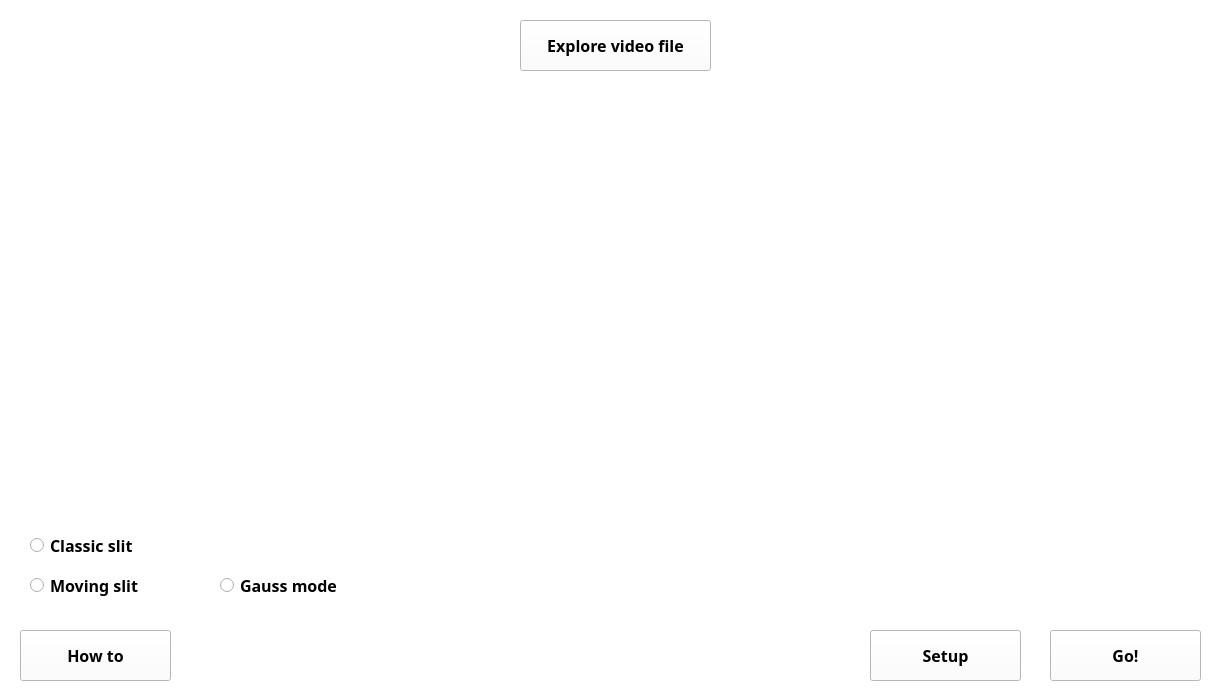
neon-softhamster/slitphoto, file window/main_win_template.ui: the form before one commit.
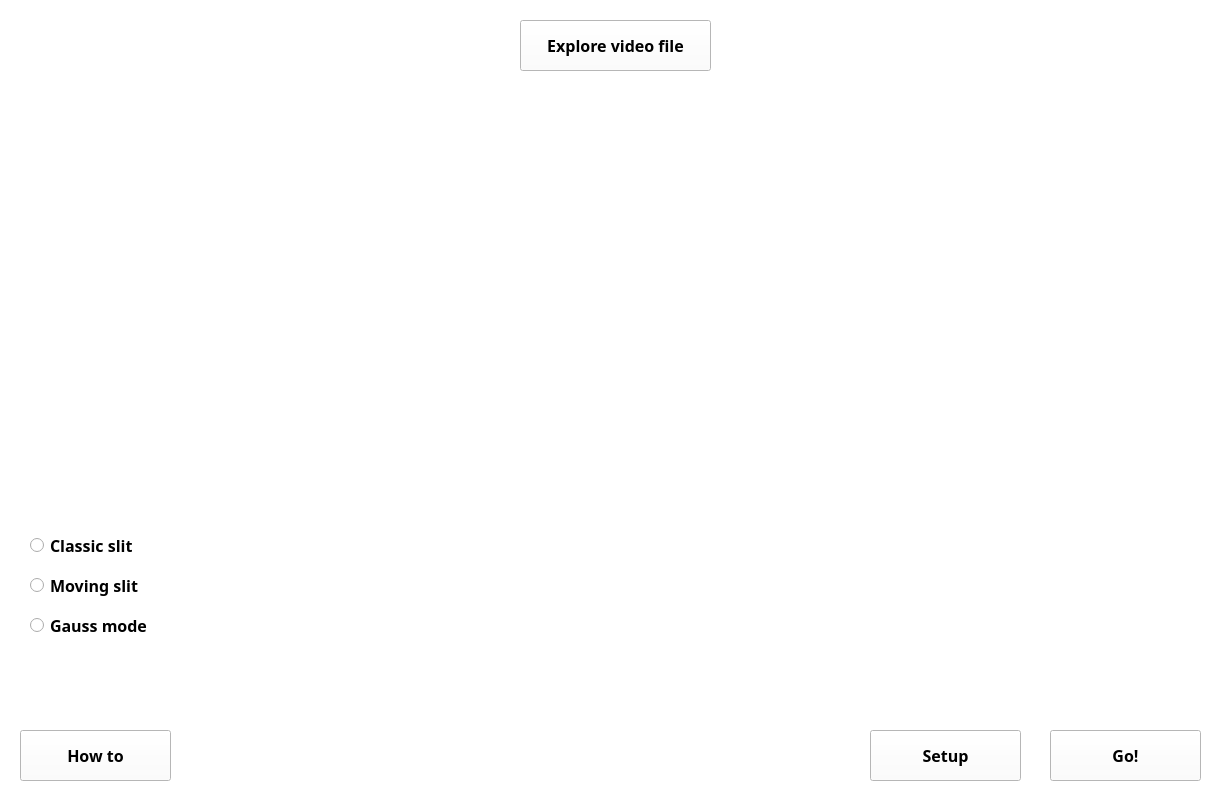
The form after the commit.

Patch:
```diff
--- a/window/main_win_template.ui
+++ b/window/main_win_template.ui
@@ -7,7 +7,7 @@
     <x>0</x>
     <y>0</y>
     <width>1225</width>
-    <height>700</height>
+    <height>800</height>
    </rect>
   </property>
   <property name="sizePolicy">
@@ -25,7 +25,7 @@
   <property name="maximumSize">
    <size>
     <width>1225</width>
-    <height>700</height>
+    <height>800</height>
    </size>
   </property>
   <property name="palette">
@@ -1412,7 +1412,7 @@
     <property name="geometry">
      <rect>
       <x>20</x>
-      <y>630</y>
+      <y>730</y>
       <width>151</width>
       <height>51</height>
      </rect>
@@ -1436,7 +1436,7 @@
     <property name="geometry">
      <rect>
       <x>1050</x>
-      <y>630</y>
+      <y>730</y>
       <width>151</width>
       <height>51</height>
      </rect>
@@ -1481,7 +1481,7 @@
     <property name="geometry">
      <rect>
       <x>870</x>
-      <y>630</y>
+      <y>730</y>
       <width>151</width>
       <height>51</height>
      </rect>
@@ -1515,8 +1515,8 @@
    <widget class="QRadioButton" name="gauss_radio_btn">
     <property name="geometry">
      <rect>
-      <x>220</x>
-      <y>570</y>
+      <x>30</x>
+      <y>610</y>
       <width>171</width>
       <height>31</height>
      </rect>
```
